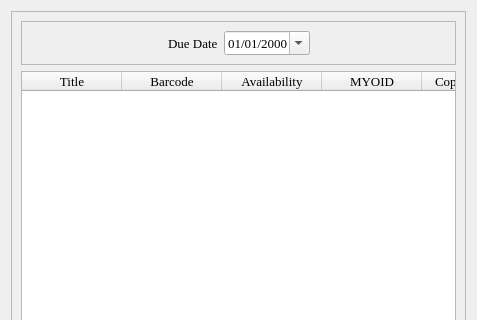
Old version of the form copybrowser.ui in the repository textbrowser/biblioteq; both pictures show x 0 to 477 and y 0 to 320 of the 477 by 468 pixel window.
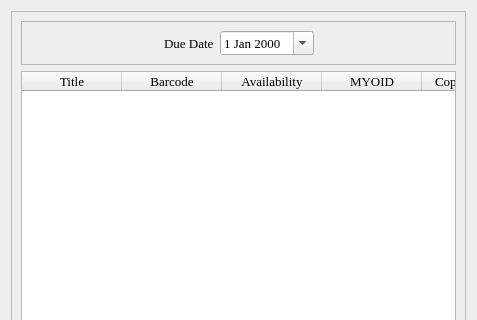
New version of the form. Icons and pictures are not drawn.

Commit message: Display dates in their native (system's) format. Data will retain MM/dd/yyyy format.

Patch:
```diff
--- a/copybrowser.ui
+++ b/copybrowser.ui
@@ -84,9 +84,6 @@
            </item>
            <item>
             <widget class="QDateEdit" name="dueDate">
-             <property name="displayFormat">
-              <string>MM/dd/yyyy</string>
-             </property>
              <property name="calendarPopup">
               <bool>true</bool>
              </property>
```
Left out of the diff: 2 changed lines with no effect on the pictures. The commit also changes 15 other files.
